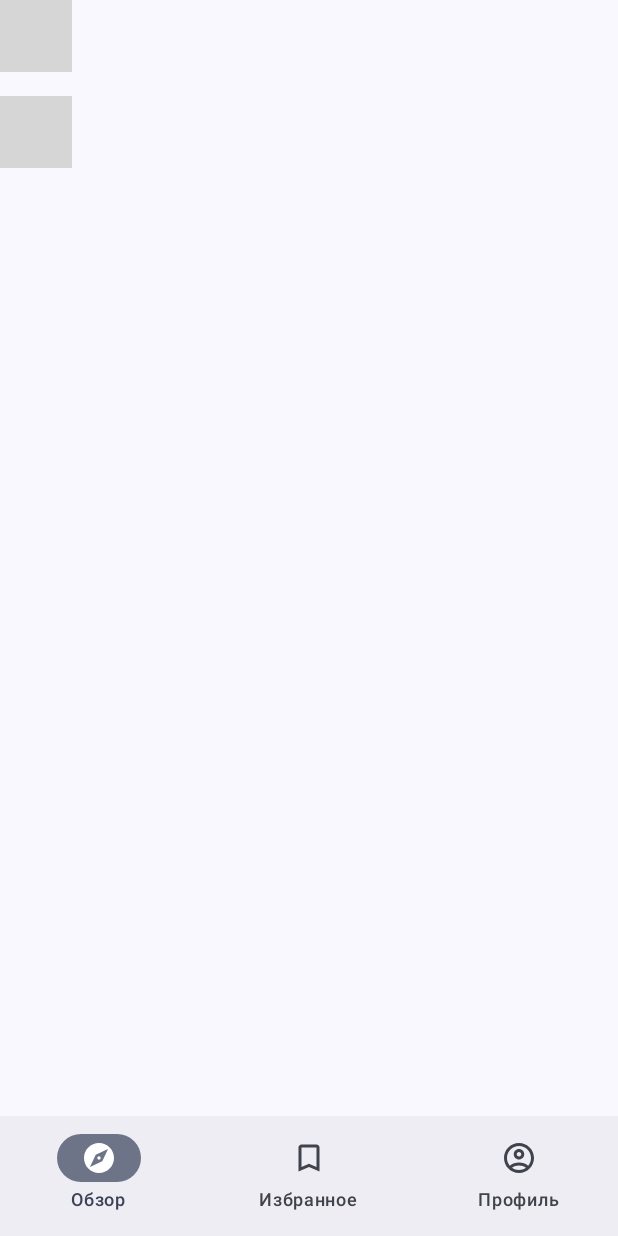
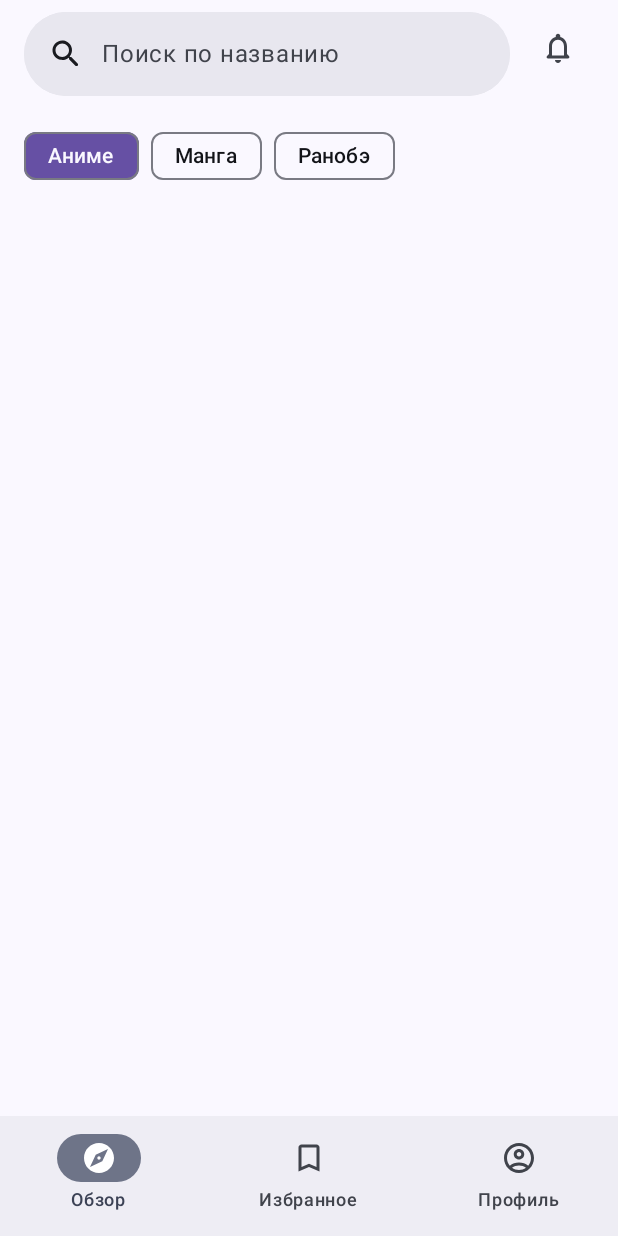
Before and after one commit to urFate/shirabox-app, an Android app built with Jetpack Compose: the screen it shows after launch (MainActivity), on a phone screen of 412 x 824 dp. Run offline under Robolectric (Android 15) with nearby library versions, the phone set to English and light mode, and no system bars; 1 statement that could not run was skipped; grey boxes are pictures that could not be loaded.

Commit message:
Implement search and media types bars

```diff
--- /dev/null
+++ b/app/src/main/java/com/tomuki/tomuki/ui/component/top/MediaTypes.kt
@@ -0,0 +1,22 @@
+package com.tomuki.tomuki.ui.component.top
+
+import androidx.compose.ui.graphics.Color
+import com.tomuki.tomuki.R
+import com.tomuki.tomuki.ui.theme.BrandRed
+import com.tomuki.tomuki.ui.theme.Purple40
+import com.tomuki.tomuki.ui.theme.Tertiary20
+
+sealed class MediaTypes(
+    val name: Int,
+    val color: Color
+) {
+    object Anime : MediaTypes(R.string.anime, Purple40)
+    object Manga : MediaTypes(R.string.manga, BrandRed)
+    object Ranobe : MediaTypes(R.string.ranobe, Tertiary20)
+}
+
+val mediaTypesItems = listOf(
+    MediaTypes.Anime,
+    MediaTypes.Manga,
+    MediaTypes.Ranobe
+)
--- /dev/null
+++ b/app/src/main/java/com/tomuki/tomuki/ui/component/top/MediaTypesBar.kt
@@ -0,0 +1,39 @@
+package com.tomuki.tomuki.ui.component.top
+
+import androidx.compose.foundation.layout.Arrangement
+import androidx.compose.foundation.layout.Row
+import androidx.compose.foundation.layout.padding
+import androidx.compose.foundation.layout.wrapContentWidth
+import androidx.compose.material3.AssistChip
+import androidx.compose.material3.AssistChipDefaults
+import androidx.compose.material3.MaterialTheme
+import androidx.compose.material3.Text
+import androidx.compose.runtime.Composable
+import androidx.compose.ui.Modifier
+import androidx.compose.ui.graphics.Color
+import androidx.compose.ui.res.stringResource
+import androidx.compose.ui.unit.dp
+
+@Composable
+fun MediaTypesBar(items: List<MediaTypes> = mediaTypesItems){
+    val selected = 0
+
+    Row (
+        modifier = Modifier
+            .wrapContentWidth()
+            .padding(16.dp, 0.dp),
+        horizontalArrangement = Arrangement.spacedBy(8.dp)
+    ) {
+        items.forEachIndexed { index, mediaType ->
+            AssistChip(
+                label = { Text(stringResource(mediaType.name)) },
+                border = AssistChipDefaults.assistChipBorder(mediaType.color),
+                colors = AssistChipDefaults.assistChipColors(
+                    if (index == selected) mediaType.color else Color.Transparent,
+                    if (index == selected) MaterialTheme.colorScheme.surface
+                    else MaterialTheme.colorScheme.inverseSurface),
+                onClick = { /*TODO*/ }
+            )
+        }
+    }
+}
--- /dev/null
+++ b/app/src/main/java/com/tomuki/tomuki/ui/component/top/TopBar.kt
@@ -0,0 +1,70 @@
+package com.tomuki.tomuki.ui.component.top
+
+import androidx.compose.foundation.layout.Arrangement
+import androidx.compose.foundation.layout.Box
+import androidx.compose.foundation.layout.Row
+import androidx.compose.foundation.layout.padding
+import androidx.compose.foundation.layout.size
+import androidx.compose.foundation.layout.wrapContentWidth
+import androidx.compose.material.icons.Icons
+import androidx.compose.material.icons.rounded.NotificationsNone
+import androidx.compose.material.icons.rounded.Search
+import androidx.compose.material3.ExperimentalMaterial3Api
+import androidx.compose.material3.Icon
+import androidx.compose.material3.IconButton
+import androidx.compose.material3.MaterialTheme
+import androidx.compose.material3.SearchBar
+import androidx.compose.material3.Text
+import androidx.compose.runtime.Composable
+import androidx.compose.ui.Alignment
+import androidx.compose.ui.Modifier
+import androidx.compose.ui.tooling.preview.Preview
+import androidx.compose.ui.unit.dp
+
+@OptIn(ExperimentalMaterial3Api::class)
+@Preview
+@Composable
+fun TopBar(hint: String = "Поиск по названию"){
+    Row (
+        modifier = Modifier
+            .wrapContentWidth()
+            .padding(16.dp, 0.dp),
+        verticalAlignment = Alignment.CenterVertically,
+        horizontalArrangement = Arrangement.spacedBy(8.dp),
+
+        content = {
+            SearchBar(
+                modifier = Modifier.weight(weight = 1f, fill = false),
+                query = "",
+                onQueryChange = {},
+                onSearch = {},
+                active = false,
+                onActiveChange = {},
+                placeholder = { Text(hint) },
+                leadingIcon = {
+                    Icon(
+                        imageVector = Icons.Rounded.Search,
+                        contentDescription = "Search Icon",
+                    )
+                }) {}
+
+            Box (
+                modifier = Modifier
+                    .size(48.dp)
+                    .padding(0.dp)
+            ) {
+                IconButton(
+                    onClick = { /*TODO*/ }
+                ) {
+                    Icon(
+                        modifier = Modifier.size(24.dp),
+                        imageVector = Icons.Rounded.NotificationsNone,
+                        contentDescription = "Notifications",
+                        tint = MaterialTheme.colorScheme.onSurfaceVariant
+                    )
+                }
+            }
+
+        }
+    )
+}
--- a/app/src/main/res/values/strings.xml
+++ b/app/src/main/res/values/strings.xml
@@ -14,4 +14,11 @@
     <string name="search_by_name">Поиск по названию</string>
     <string name="search_in_favourites">Поиск в избранном</string>
     <string name="search_in_history">Поиск в истории</string>
+
+    <!--
+        Media Types
+    -->
+    <string name="anime">Аниме</string>
+    <string name="manga">Манга</string>
+    <string name="ranobe">Ранобэ</string>
 </resources>
```
